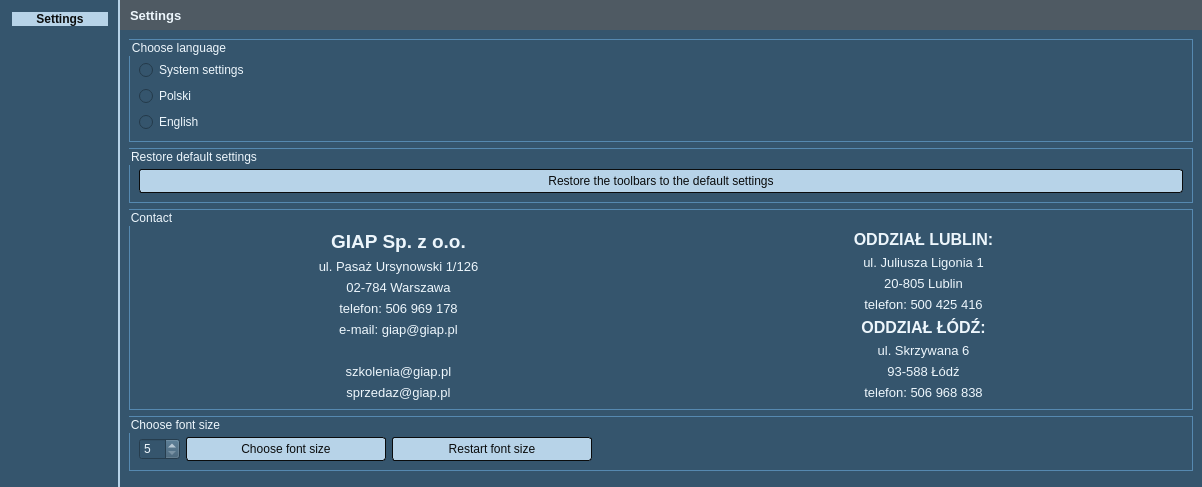
Qt form Settings/ui_settings_layout.ui (GIAPspzoo/GIAP_PolaMap_lite) before a commit.
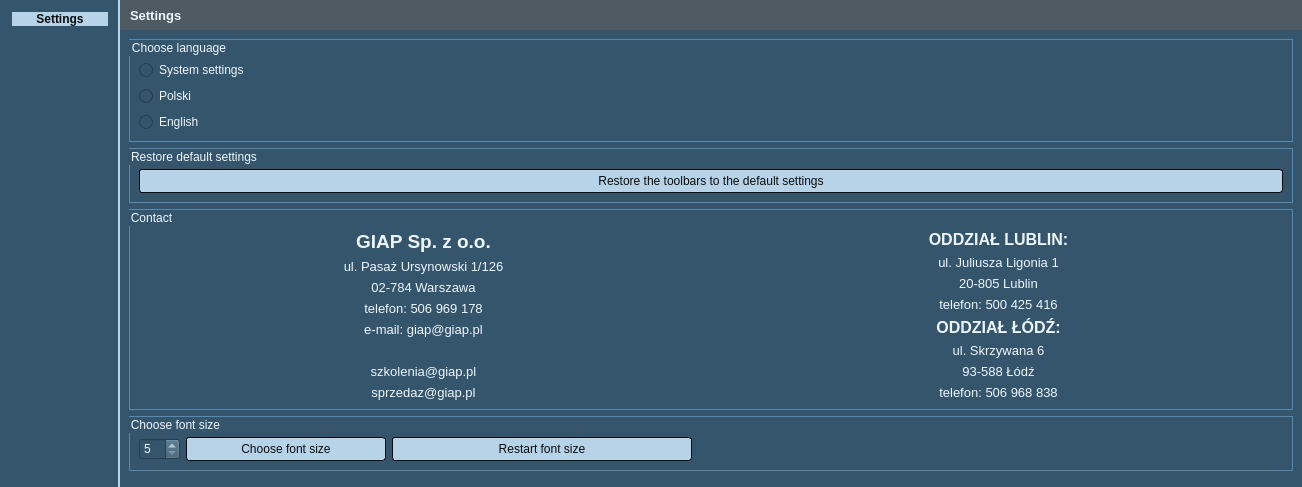
The same form after that commit. Icons and pictures are not drawn.

Commit message: Task #16513. dopasowanie interfejsu pod skalowanie. Zmiana w pliku .ts

The edit to the form file:
```diff
--- a/Settings/ui_settings_layout.ui
+++ b/Settings/ui_settings_layout.ui
@@ -448,7 +448,7 @@
                </property>
                <property name="minimumSize">
                 <size>
-                 <width>200</width>
+                 <width>300</width>
                  <height>0</height>
                 </size>
                </property>
```
